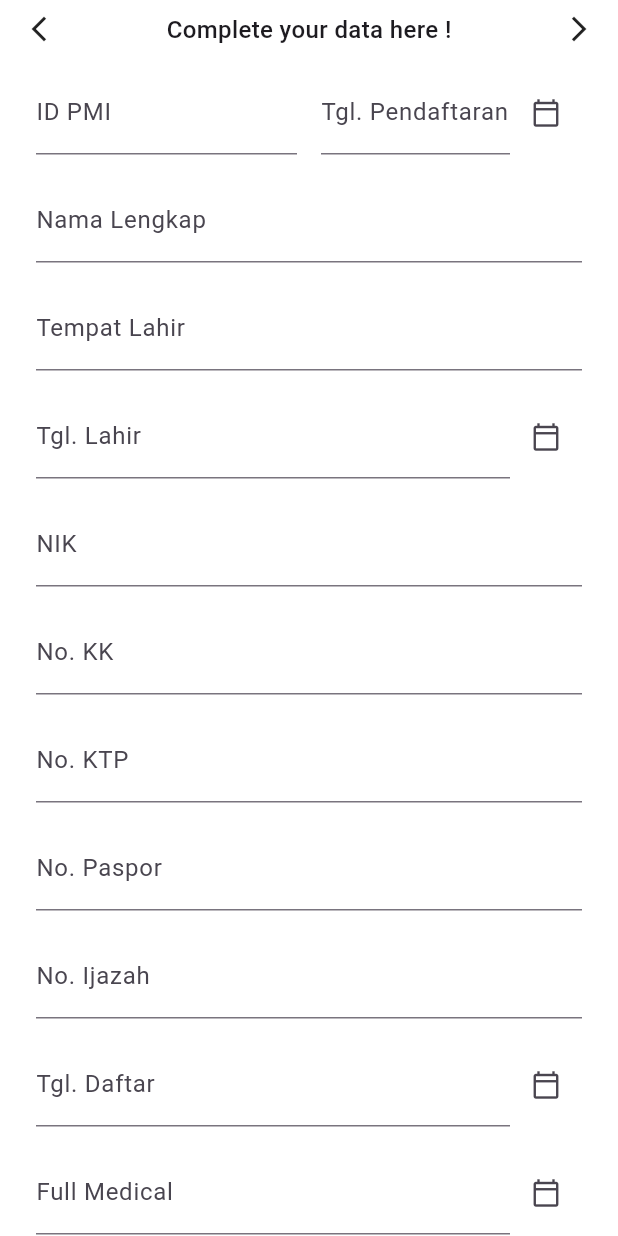
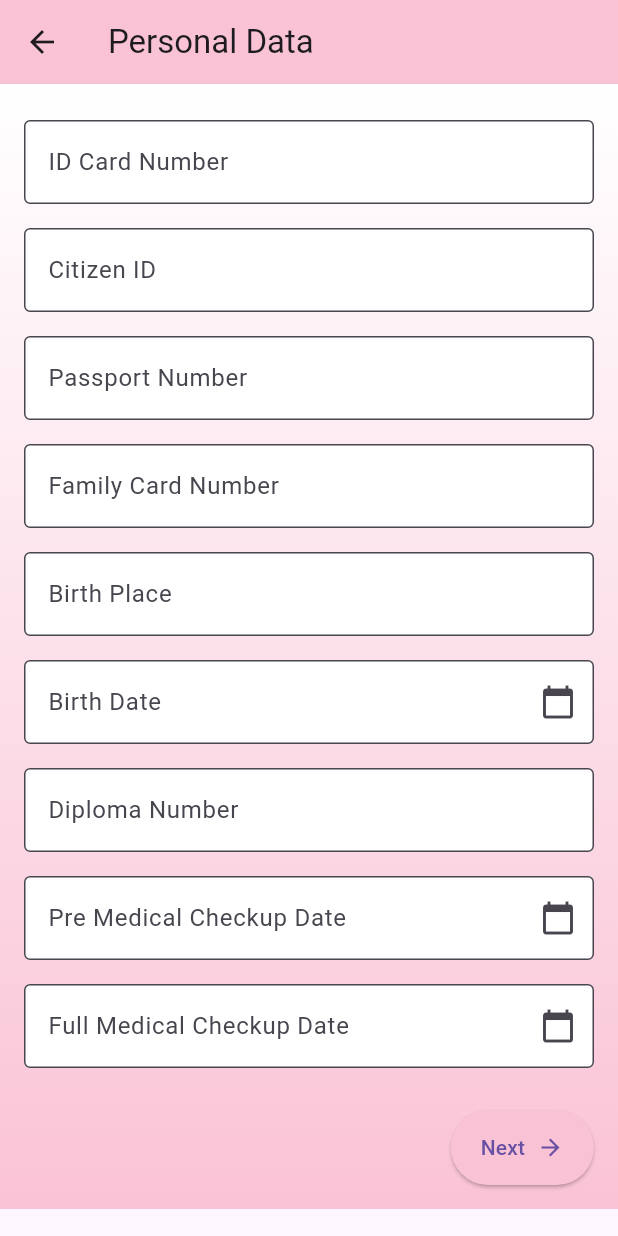
Before and after one commit to syausanvalia/SIMI-MOBILE, a Flutter app: the Dashboard screen opened directly, after a tap on "personal data", on a phone screen of 412 x 824 dp. Run offline on Flutter 3.47's test engine with Material 3 defaults, Android fonts, the phone set to English and light mode, and no system bars; our stand-ins replace curved_navigation_bar, file_picker, flutter_image_compress, image_picker, lottie, shared_preferences; missing offline and left inert: flutter_web_auth; accounts and stored records are empty; network calls fail.

Commit message:
Penyambungan Flutter ke Api Part 6
+ dashboard
+ personal data
+ userdetails
+ user documents

```diff
--- a/lib/dashboard.dart
+++ b/lib/dashboard.dart
@@ -12,6 +12,7 @@ import 'infoPekerjaan.dart';
 import 'final_score.dart';
 import 'infoBerangkat.dart';
 import 'daftar_kelas_page.dart';
+import 'personaldata.dart';
 import 'package:simi/training_cart_page.dart';
 
 void main() {
@@ -156,8 +157,10 @@ class _DashboardState extends State<Dashboard> {
                 shrinkWrap: true,
                 children: [
                   _buildMenuItem(Icons.account_box, "personal data", () {
-                    Navigator.push(context,
-                        MaterialPageRoute(builder: (_) => PersonalDataPage()));
+                    Navigator.push(
+                        context,
+                        MaterialPageRoute(
+                            builder: (_) => PersonalDataScreen()));
                   }),
                   _buildMenuItem(Icons.assignment_turned_in, "complete data",
                       () {
@@ -182,7 +185,6 @@ class _DashboardState extends State<Dashboard> {
                     Navigator.push(context,
                         MaterialPageRoute(builder: (_) => FinalScorePage()));
                   }),
-                  // Menu tambahan: DAFTAR KELAS
                   _buildMenuItem(Icons.class_, "daftar kelas", () {
                     Navigator.push(context,
                         MaterialPageRoute(builder: (_) => DaftarKelasPage()));
--- /dev/null
+++ b/lib/personaldata.dart
@@ -0,0 +1,134 @@
+import 'package:flutter/material.dart';
+import 'package:intl/intl.dart';
+import 'UserDocumentsScreen.dart';
+
+class PersonalDataScreen extends StatefulWidget {
+  @override
+  _PersonalDataScreenState createState() => _PersonalDataScreenState();
+}
+
+class _PersonalDataScreenState extends State<PersonalDataScreen> {
+  final _formKey = GlobalKey<FormState>();
+  TextEditingController _idCardController = TextEditingController();
+  TextEditingController _citizenIdController = TextEditingController();
+  TextEditingController _passportNumberController = TextEditingController();
+  TextEditingController _familyCardController = TextEditingController();
+  TextEditingController _birthPlaceController = TextEditingController();
+  TextEditingController _birthDateController = TextEditingController();
+  TextEditingController _diplomaNumberController = TextEditingController();
+  TextEditingController _preMedicalController = TextEditingController();
+  TextEditingController _fullMedicalController = TextEditingController();
+
+  @override
+  Widget build(BuildContext context) {
+    return Scaffold(
+      appBar: AppBar(
+        title: Text('Personal Data'),
+        backgroundColor: Color.fromARGB(255, 250, 195, 213),
+      ),
+      body: Container(
+        decoration: BoxDecoration(
+          gradient: LinearGradient(
+            begin: Alignment.topCenter,
+            end: Alignment.bottomCenter,
+            colors: [Colors.white, Color.fromARGB(255, 250, 195, 213)!],
+          ),
+        ),
+        child: SingleChildScrollView(
+          padding: EdgeInsets.all(16.0),
+          child: Form(
+            key: _formKey,
+            child: Column(
+              crossAxisAlignment: CrossAxisAlignment.stretch,
+              children: [
+                _buildTextField(_idCardController, 'ID Card Number'),
+                _buildTextField(_citizenIdController, 'Citizen ID'),
+                _buildTextField(_passportNumberController, 'Passport Number'),
+                _buildTextField(_familyCardController, 'Family Card Number'),
+                _buildTextField(_birthPlaceController, 'Birth Place'),
+                _buildDateField(_birthDateController, 'Birth Date'),
+                _buildTextField(_diplomaNumberController, 'Diploma Number'),
+                _buildDateField(_preMedicalController, 'Pre Medical Checkup Date'),
+                _buildDateField(_fullMedicalController, 'Full Medical Checkup Date'),
+                SizedBox(height: 20),
+                Row(
+                  mainAxisAlignment: MainAxisAlignment.end,
+                  children: [
+                    ElevatedButton(
+                      onPressed: () {
+                        if (_formKey.currentState!.validate()) {
+                          Navigator.push(
+                            context,
+                            MaterialPageRoute(
+                              builder: (context) => UserDocumentsScreen(),
+                            ),
+                          );
+                        }
+                      },
+                      child: Row(
+                        mainAxisSize: MainAxisSize.min,
+                        children: [
+                          Text('Next'),
+                          SizedBox(width: 8),
+                          Icon(Icons.arrow_forward),
+                        ],
+                      ),
+                      style: ElevatedButton.styleFrom(
+                        backgroundColor: Color.fromARGB(255, 250, 195, 213),
+                        padding: EdgeInsets.symmetric(horizontal: 20, vertical: 15),
+                      ),
+                    ),
+                  ],
+                ),
+              ],
+            ),
+          ),
+        ),
+      ),
+    );
+  }
+
+  Widget _buildTextField(TextEditingController controller, String label) {
+    return Padding(
+      padding: EdgeInsets.symmetric(vertical: 8.0),
+      child: TextFormField(
+        controller: controller,
+        decoration: InputDecoration(
+          labelText: label,
+          border: OutlineInputBorder(),
+          filled: true,
+          fillColor: Colors.white,
+        ),
+        validator: (value) => (value == null || value.isEmpty) ? 'Please enter $label' : null,
+      ),
+    );
+  }
+
+  Widget _buildDateField(TextEditingController controller, String label) {
+    return Padding(
+      padding: EdgeInsets.symmetric(vertical: 8.0),
+      child: TextFormField(
+        controller: controller,
+        decoration: InputDecoration(
+          labelText: label,
+          border: OutlineInputBorder(),
+          filled: true,
+          fillColor: Colors.white,
+          suffixIcon: Icon(Icons.calendar_today),
+        ),
+        readOnly: true,
+        onTap: () async {
+          final DateTime? picked = await showDatePicker(
+            context: context,
+            initialDate: DateTime.now(),
+            firstDate: DateTime(1900),
+            lastDate: DateTime(2100),
+          );
+          if (picked != null) {
+            controller.text = DateFormat('yyyy-MM-dd').format(picked);
+          }
+        },
+      ),
+    );
+  }
+}
```
Also changed, not shown: lib/UserDetails.dart (added, +116 -0 lines), lib/UserDocumentsScreen.dart (added, +131 -0 lines).
